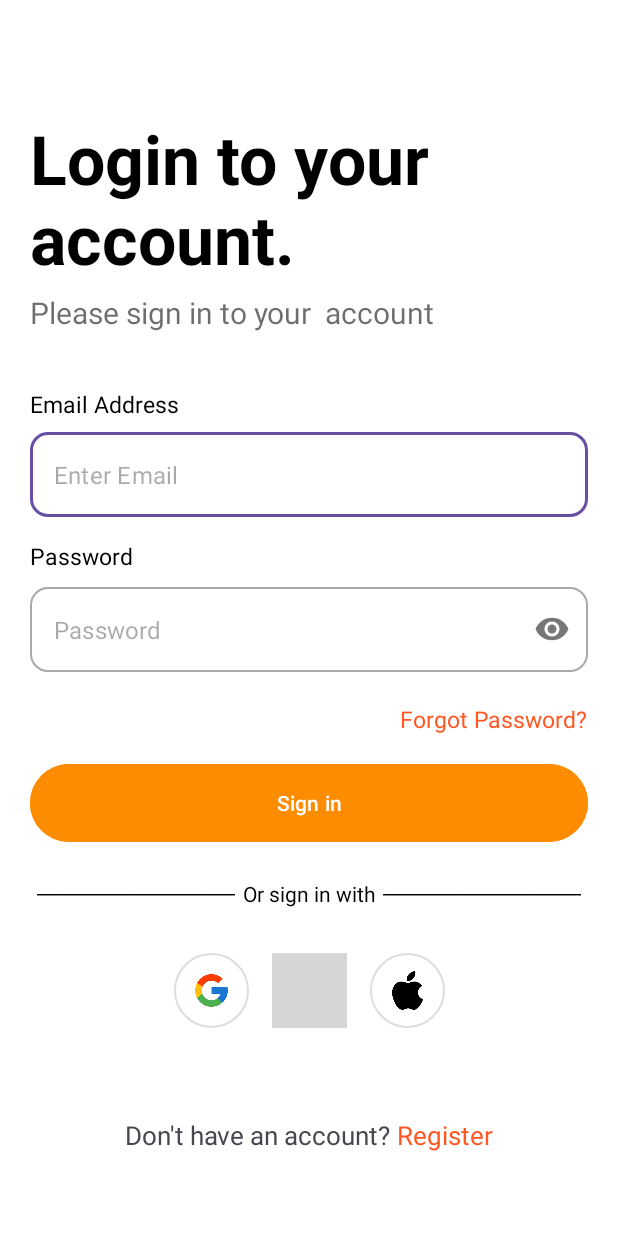
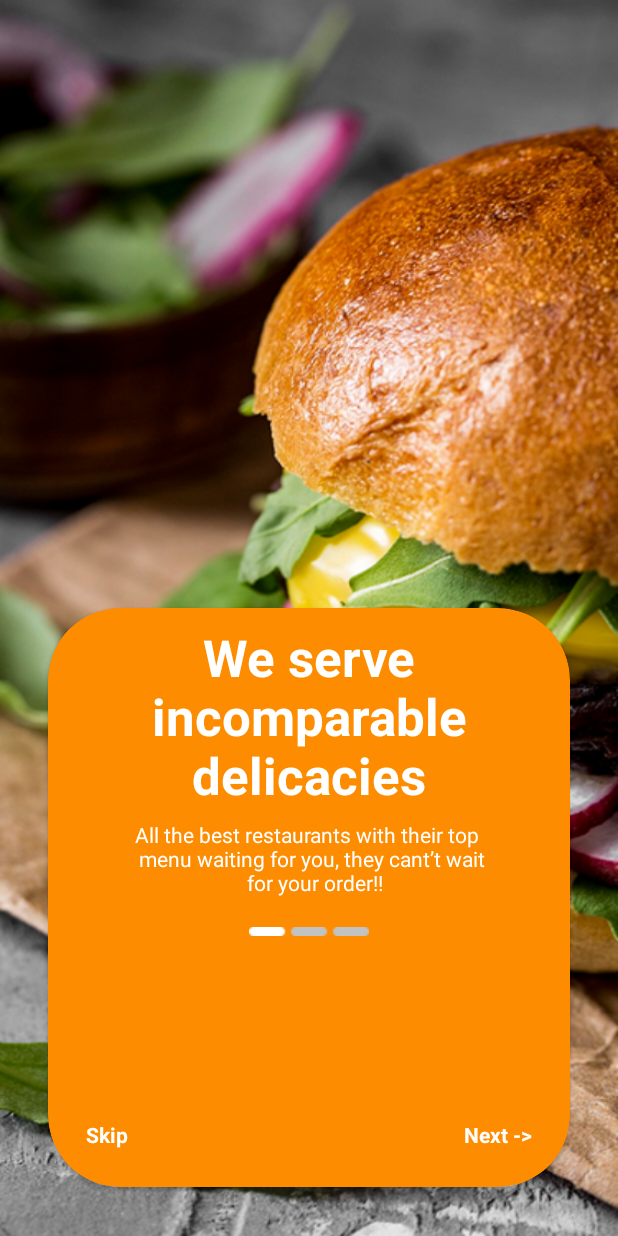
Before and after one commit to Nuriddin004/Food, an Android app: the screen it shows after launch (MainActivity), on a phone screen of 412 x 824 dp. Run offline under Robolectric (Android 15) with nearby library versions, the light colour scheme and no system bars; grey boxes are pictures that could not be loaded.

Commit message:
nav start

```diff
--- a/app/src/main/java/com/example/food/Fragment/Fragment_creat.kt
+++ b/app/src/main/java/com/example/food/Fragment/Fragment_creat.kt
@@ -18,7 +18,7 @@ private const val ARG_PARAM2 = "param2"
  * Use the [Fragment_creat.newInstance] factory method to
  * create an instance of this fragment.
  */
-class Fragment_creat : Fragment() {
+class Fragment_creat : androidx.fragment.app.Fragment() {
     // TODO: Rename and change types of parameters
     private var param1: String? = null
     private var param2: String? = null
--- a/app/src/main/java/com/example/food/Fragment/Fragment_login.kt
+++ b/app/src/main/java/com/example/food/Fragment/Fragment_login.kt
@@ -36,6 +36,10 @@ private val binding by lazy { FragmentLoginBinding.inflate(layoutInflater) }
                 dialog.window?.setBackgroundDrawableResource(android.R.color.transparent)
                 dialog.show()
             }
+        binding.registerButton.setOnClickListener{
+
+
+        }
 
         return binding.root
     }
--- a/app/src/main/java/com/example/food/MainActivity.kt
+++ b/app/src/main/java/com/example/food/MainActivity.kt
@@ -7,6 +7,7 @@ import androidx.appcompat.app.AppCompatActivity
 import androidx.core.view.ViewCompat
 import androidx.core.view.WindowInsetsCompat
 import androidx.fragment.app.Fragment
+import androidx.navigation.findNavController
 import com.example.food.Fragment.Fragment_1
 import com.example.food.Fragment.Fragment_login
 import com.example.food.databinding.ActivityMainBinding
@@ -15,10 +16,11 @@ class MainActivity : AppCompatActivity() {
     private val binding by lazy { ActivityMainBinding.inflate(layoutInflater) }
     override fun onCreate(savedInstanceState: Bundle?) {
         super.onCreate(savedInstanceState)
+        setContentView(R.layout.activity_main)
 
-        setContentView(R.layout.activity_main)
-        supportFragmentManager.beginTransaction()
-            .replace(R.id.main_container, Fragment_login())
-            .commit()
     }
+
+    override fun onSupportNavigateUp(): Boolean =
+        findNavController(R.id.navigation).navigateUp()
+
 }
--- a/app/src/main/res/layout/activity_main.xml
+++ b/app/src/main/res/layout/activity_main.xml
@@ -1,7 +1,19 @@
 <?xml version="1.0" encoding="utf-8"?>
-<FrameLayout xmlns:android="http://schemas.android.com/apk/res/android"
-    android:id="@+id/main_container"
+<LinearLayout xmlns:android="http://schemas.android.com/apk/res/android"
+    xmlns:app="http://schemas.android.com/apk/res-auto"
+    xmlns:tools="http://schemas.android.com/tools"
     android:layout_width="match_parent"
-    android:layout_height="match_parent" >
+    android:layout_height="match_parent"
+    android:fitsSystemWindows="true"
+    tools:context=".MainActivity">
 
-</FrameLayout>
+
+    <androidx.fragment.app.FragmentContainerView
+        android:id="@+id/fragmentContainerView"
+        android:name="androidx.navigation.fragment.NavHostFragment"
+        android:layout_width="match_parent"
+        android:layout_height="match_parent"
+        android:layout_weight="1"
+        app:defaultNavHost="true"
+        app:navGraph="@navigation/my_navigation" />
+</LinearLayout>
--- a/app/src/main/res/layout/fragment_1.xml
+++ b/app/src/main/res/layout/fragment_1.xml
@@ -9,7 +9,5 @@
     android:id="@+id/fragment_viewpager"
     android:layout_height="match_parent"
     />
-    <LinearLayout
-        android:layout_width="wrap_content"
-        android:layout_height="wrap_content"/>
+
 </LinearLayout>
--- a/app/src/main/res/layout/fragment_login.xml
+++ b/app/src/main/res/layout/fragment_login.xml
@@ -235,7 +235,7 @@
             android:textSize="17dp" />
 
         <TextView
-            android:id="@+id/text_7"
+            android:id="@+id/registerButton"
             android:layout_width="wrap_content"
             android:layout_height="wrap_content"
             android:text=" Register"
--- /dev/null
+++ b/app/src/main/res/navigation/my_navigation.xml
@@ -0,0 +1,43 @@
+<?xml version="1.0" encoding="utf-8"?>
+<navigation xmlns:android="http://schemas.android.com/apk/res/android"
+    xmlns:app="http://schemas.android.com/apk/res-auto"
+    xmlns:tools="http://schemas.android.com/tools"
+    android:id="@+id/navigation"
+    app:startDestination="@id/fragment_13">
+    <fragment
+        android:id="@+id/fragment_13"
+        android:name="com.example.food.Fragment.Fragment_1"
+        android:label="Fragment_1" >
+        <action
+            android:id="@+id/action_fragment_13_to_fragment_login4"
+            app:destination="@id/fragment_login4" />
+    </fragment>
+    <fragment
+        android:id="@+id/fragment_login4"
+        android:name="com.example.food.Fragment.Fragment_login"
+        android:label="Fragment_login" >
+        <action
+            android:id="@+id/action_fragment_login4_to_fragment_password3"
+            app:destination="@id/fragment_password3" />
+        <action
+            android:id="@+id/action_fragment_login4_to_otp_fild2"
+            app:destination="@id/otp_fild2" />
+        <action
+            android:id="@+id/action_fragment_login4_to_fragment_creat"
+            app:destination="@id/fragment_creat" />
+    </fragment>
+    <fragment
+        android:id="@+id/fragment_password3"
+        android:name="com.example.food.Fragment.Fragment_password"
+        android:label="fragment_password"
+        tools:layout="@layout/fragment_password" />
+    <fragment
+        android:id="@+id/otp_fild2"
+        android:name="com.example.food.Fragment.Otp_fild"
+        android:label="Otp_fild" />
+    <fragment
+        android:id="@+id/fragment_creat"
+        android:name="com.example.food.Fragment.Fragment_creat"
+        android:label="fragment_creat"
+        tools:layout="@layout/fragment_creat" />
+</navigation>
--- a/gradle/libs.versions.toml
+++ b/gradle/libs.versions.toml
@@ -9,6 +9,9 @@ appcompat = "1.7.0"
 material = "1.12.0"
 activity = "1.10.1"
 constraintlayout = "2.2.1"
+navigationFragmentKtx = "2.9.0"
+navigationUiKtx = "2.9.0"
+fragment = "1.8.8"
 
 [libraries]
 androidx-core-ktx = { group = "androidx.core", name = "core-ktx", version.ref = "coreKtx" }
@@ -19,6 +22,9 @@ androidx-appcompat = { group = "androidx.appcompat", name = "appcompat", version
 material = { group = "com.google.android.material", name = "material", version.ref = "material" }
 androidx-activity = { group = "androidx.activity", name = "activity", version.ref = "activity" }
 androidx-constraintlayout = { group = "androidx.constraintlayout", name = "constraintlayout", version.ref = "constraintlayout" }
+androidx-navigation-fragment-ktx = { group = "androidx.navigation", name = "navigation-fragment-ktx", version.ref = "navigationFragmentKtx" }
+androidx-navigation-ui-ktx = { group = "androidx.navigation", name = "navigation-ui-ktx", version.ref = "navigationUiKtx" }
+androidx-fragment = { group = "androidx.fragment", name = "fragment", version.ref = "fragment" }
 
 [plugins]
 android-application = { id = "com.android.application", version.ref = "agp" }
```
Also changed, not shown: app/build.gradle.kts (+8 -0 lines), app/src/main/java/com/example/food/Fragment/Fragment_password_2.kt (deleted, +0 -69 lines).
